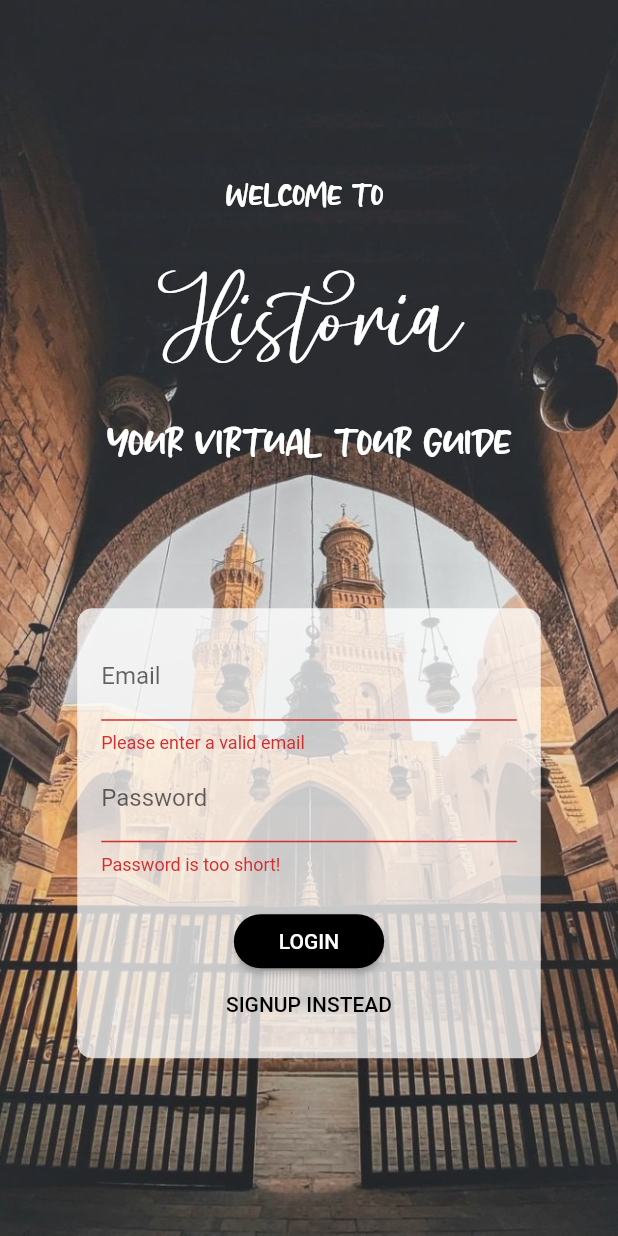
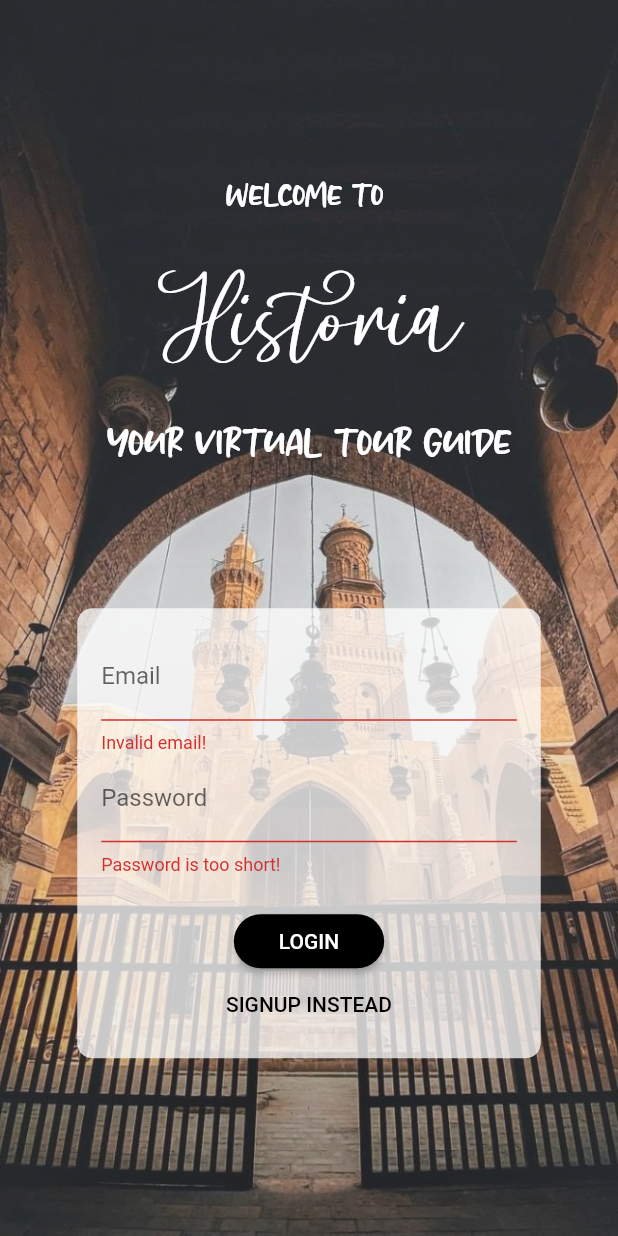
Before and after one commit to shahdhesham/Historia_app, a Flutter app: the screen it shows after launch, after a tap on "LOGIN", on a phone screen of 412 x 824 dp. Run offline on Flutter 3.47's test engine with Material 2 defaults, Android fonts, the phone set to English and light mode, and no system bars; our stand-ins replace camera, flutter_tts, image_picker, percent_indicator, permission_handler, shared_preferences; missing offline and left inert: export_video_frame, starflut, tflite; project files that could hold a hidden picture were left out.

Commit message:
email validation

```diff
--- a/lib/screens/auth_screen.dart
+++ b/lib/screens/auth_screen.dart
@@ -211,9 +211,6 @@ class _AuthCardState extends State<AuthCard> {
                 TextFormField(
                   decoration: InputDecoration(labelText: 'Email'),
                   keyboardType: TextInputType.emailAddress,
-                  validator: (value) => EmailValidator.validate(value)
-                      ? null
-                      : "Please enter a valid email",
                   validator: (value) {
                     if (value.isEmpty || !value.contains('@')) {
                       return 'Invalid email!';
```
